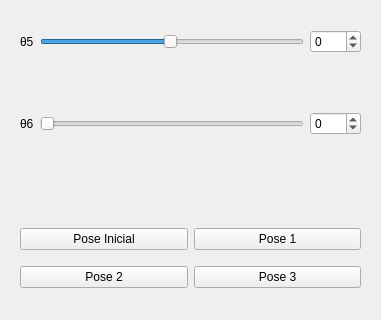
Old version of the form src/gui/sliders_interface.ui in the repository JhonDVelez/BrazoRobotico; both pictures show x 0 to 381 and y 371 to 691 of the 381 by 691 pixel window.
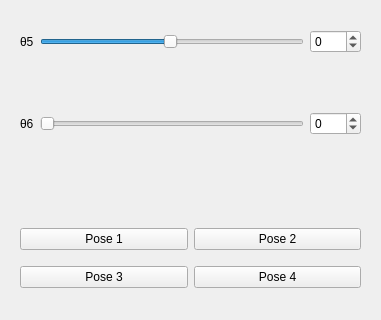
New version of the form.

```diff
--- a/src/gui/sliders_interface.ui
+++ b/src/gui/sliders_interface.ui
@@ -288,30 +288,30 @@
      </property>
      <layout class="QGridLayout" name="gridLayout">
       <item row="1" column="0">
-       <widget class="QPushButton" name="pose2Button">
+       <widget class="QPushButton" name="pose3Button">
         <property name="text">
-         <string>Pose 2</string>
+         <string>Pose 3</string>
         </property>
        </widget>
       </item>
       <item row="0" column="0">
-       <widget class="QPushButton" name="InitialPoseButton">
-        <property name="text">
-         <string>Pose Inicial</string>
-        </property>
-       </widget>
-      </item>
-      <item row="0" column="1">
        <widget class="QPushButton" name="pose1Button">
         <property name="text">
          <string>Pose 1</string>
         </property>
        </widget>
       </item>
+      <item row="0" column="1">
+       <widget class="QPushButton" name="pose2Button">
+        <property name="text">
+         <string>Pose 2</string>
+        </property>
+       </widget>
+      </item>
       <item row="1" column="1">
-       <widget class="QPushButton" name="pose3Button">
+       <widget class="QPushButton" name="pose4Button">
         <property name="text">
-         <string>Pose 3</string>
+         <string>Pose 4</string>
         </property>
        </widget>
       </item>
```
